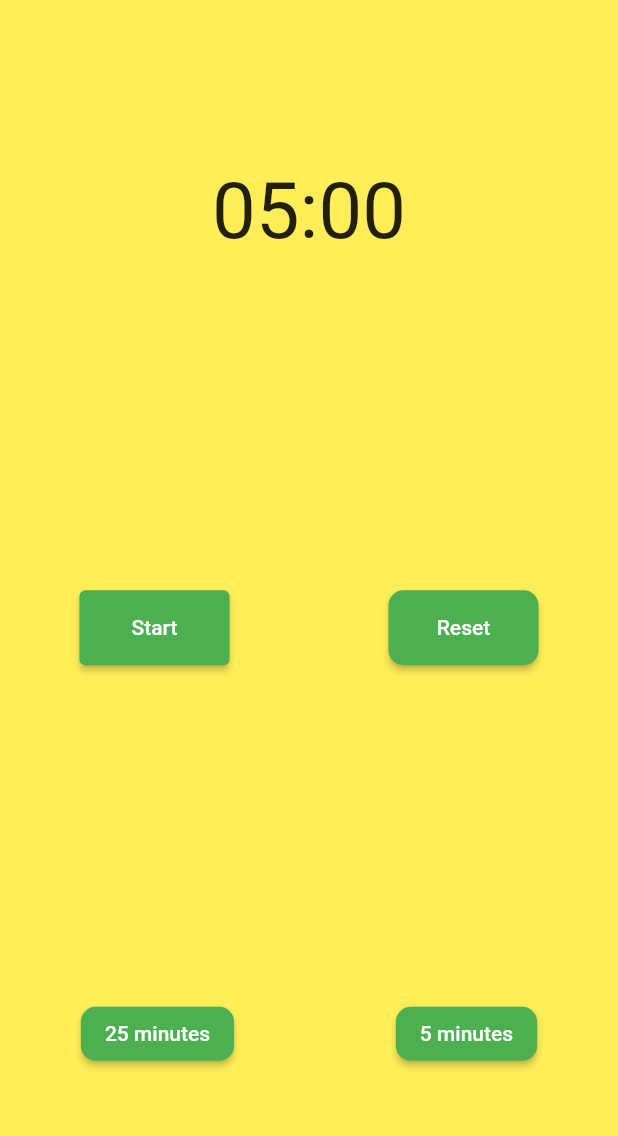
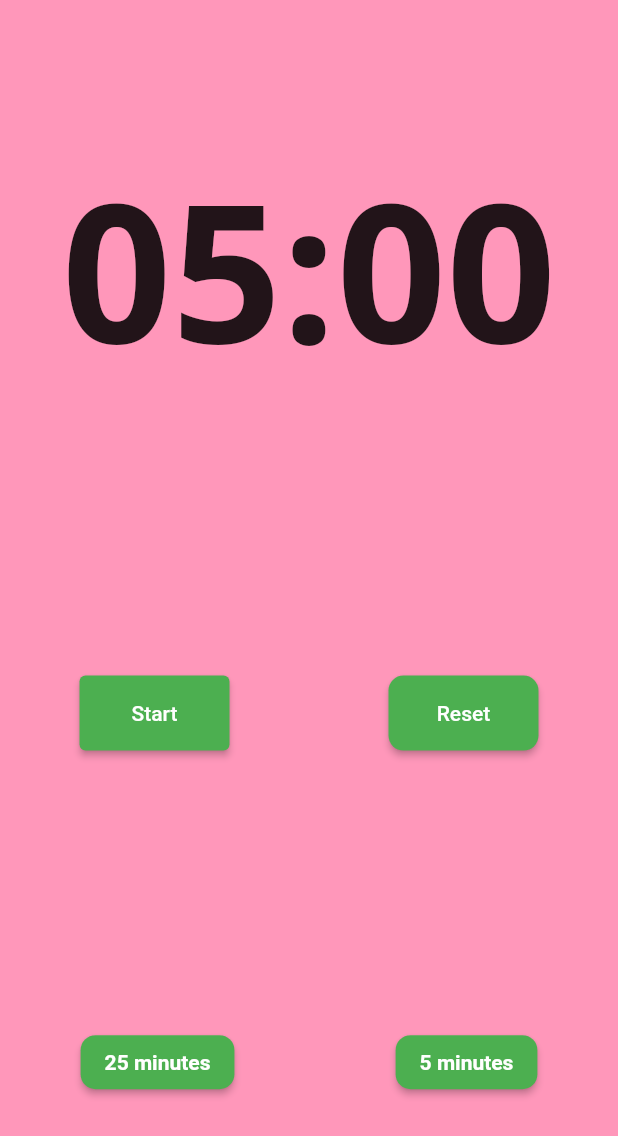
Before and after one commit to hikatyu1029/pomodoro_timer, a Flutter app: the screen it shows after launch, on a phone screen of 412 x 824 dp. Shown: the top 1136 px of the screen. Run offline on Flutter 3.47's test engine with Material 2 defaults, Android fonts, the phone set to English and light mode, and no system bars; our stand-ins replace audioplayers, google_fonts.

Commit message:
background color change

```diff
--- a/lib/Timer/timer_view.dart
+++ b/lib/Timer/timer_view.dart
@@ -1,6 +1,7 @@
 import 'dart:async';
 
 import 'package:flutter/material.dart';
+import 'package:google_fonts/google_fonts.dart';
 import 'package:pomodoro_timer/Component/default_button.dart';
 import 'package:pomodoro_timer/Timer/timer_view_model.dart';
 import 'package:provider/provider.dart';
@@ -35,7 +36,7 @@ class TimerViewBody extends StatelessWidget {
             })),
             AnimatedContainer(
               duration: const Duration(milliseconds: 1000),
-              color: Colors.yellow[400],
+              color: vm.setMeterColor(),
               height: Provider.of<TimerViewModel>(context)
                   .setHeight(MediaQuery.of(context).size.height),
             ),
@@ -45,10 +46,16 @@ class TimerViewBody extends StatelessWidget {
           mainAxisAlignment: MainAxisAlignment.spaceAround,
           children: [
             Consumer<TimerViewModel>(builder: (context, value, child) {
-              return Text(
-                Provider.of<TimerViewModel>(context, listen: false).calcCount(),
-                style: TextStyle(fontSize: 52),
-              );
+              return Container(
+                  width: MediaQuery.of(context).size.width * 0.8,
+                  child: FittedBox(
+                      child: Text(
+                          Provider.of<TimerViewModel>(context, listen: false)
+                              .calcCount(),
+                          style: GoogleFonts.openSans(
+                            fontSize: 300,
+                            fontWeight: FontWeight.w700,
+                          ))));
             }),
             Row(
               mainAxisAlignment: MainAxisAlignment.spaceAround,
@@ -79,10 +86,16 @@ class TimerViewBody extends StatelessWidget {
               children: [
                 DefaultButton(
                     onPressed: () => vm.setTime(1500, 0),
-                    child: Text("25 minutes")),
+                    child: Text(
+                      "25 minutes",
+                      style: TextStyle(fontWeight: FontWeight.bold),
+                    )),
                 DefaultButton(
                     onPressed: () => vm.setTime(300, 1),
-                    child: Text("5 minutes")),
+                    child: Text(
+                      "5 minutes",
+                      style: TextStyle(fontWeight: FontWeight.bold),
+                    )),
               ],
             )
           ],
--- a/lib/Timer/timer_view_model.dart
+++ b/lib/Timer/timer_view_model.dart
@@ -64,12 +64,14 @@ class TimerViewModel extends ChangeNotifier {
   void reset() {
     _timer.cancel();
     _doingFlg = false;
+    conf.reset();
     notifyListeners();
   }
 
   void setTime(int t, int m) {
     mode = m;
     conf.setCount = t;
+    conf.count = t;
     notifyListeners();
   }
 
@@ -87,6 +89,12 @@ class TimerViewModel extends ChangeNotifier {
     return conf.count == 0 ? Color.fromARGB(255, 155, 255, 159) : Colors.white;
   }
 
+  Color setMeterColor() {
+    return mode == 0
+        ? Color.fromARGB(255, 255, 151, 186)
+        : const Color.fromARGB(255, 112, 183, 255);
+  }
+
   double setHeight(double height) {
     var h = height * ((conf.count - 1) / (conf.setCount - 1));
     return h < 0 ? 0 : h;
```
